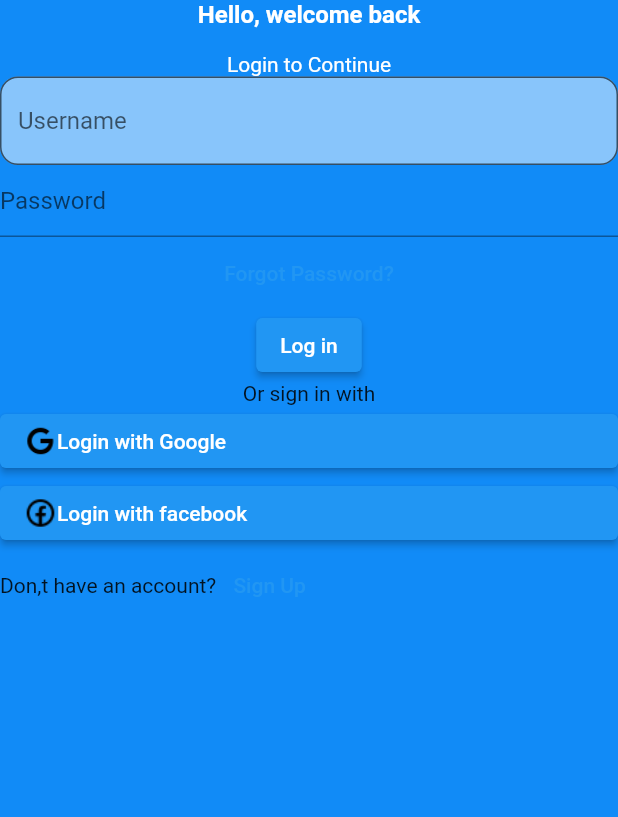
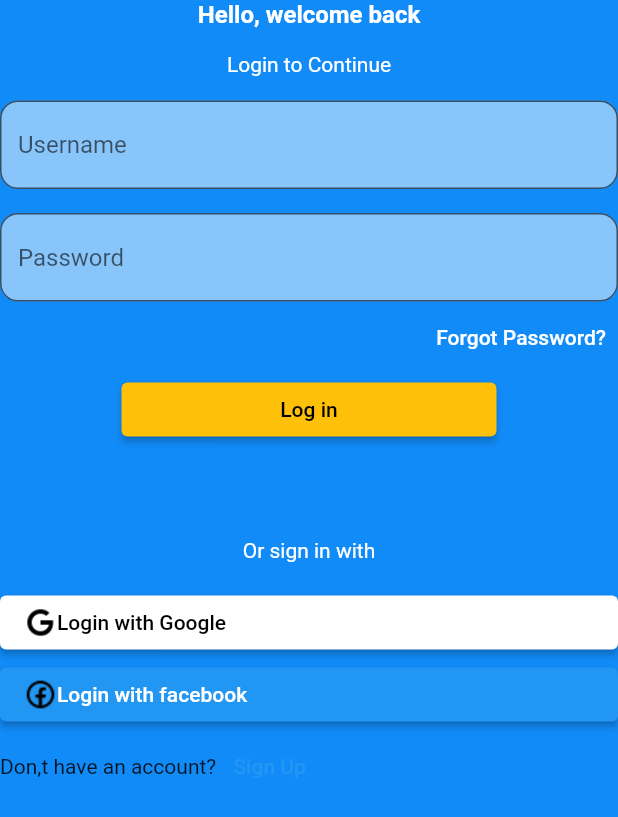
Before and after one commit to allan157/bluck, a Flutter app: the screen it shows after launch, on a phone screen of 412 x 824 dp. Shown: the top 817 px of the screen. Run offline on Flutter 3.47's test engine with Material 2 defaults, Android fonts, the phone set to English and light mode, and no system bars.

Commit message:
second commit

```diff
--- a/lib/login_page.dart
+++ b/lib/login_page.dart
@@ -1,3 +1,5 @@
+// ignore_for_file: prefer_const_constructors
+
 import 'package:flutter/material.dart';
 
 class LoginPage extends StatelessWidget {
@@ -22,6 +24,9 @@ class LoginPage extends StatelessWidget {
           'Login to Continue', style: TextStyle(
             color: Colors.white,
         ),),
+        SizedBox(
+          height: 16,
+        ),
         TextField(
           decoration: InputDecoration(
             hintText: 'Username',
@@ -33,14 +38,58 @@ class LoginPage extends StatelessWidget {
             fillColor: Colors.white.withOpacity(0.5),
             ),
         ),
+        SizedBox(
+          height: 16,
+        ),
         TextField(
           decoration: InputDecoration(
-            hintText: 'Password'),
+            hintText: 'Password',
+            border:OutlineInputBorder(
+              borderRadius: BorderRadius.all(Radius.circular(12),
+              ),
+              ),
+            filled: true,
+            fillColor: Colors.white.withOpacity(0.5),
+            ),
         ),
-        TextButton(onPressed: () {}, child: Text('Forgot Password?')),
-        ElevatedButton(onPressed: (){}, child: Text('Log in')),
-        Text('Or sign in with'),
-        ElevatedButton(onPressed: (){},
+
+        Align(
+          alignment: Alignment.centerRight,
+          child: TextButton(
+          onPressed: () {},
+          style:TextButton.styleFrom(
+            foregroundColor: Colors.white,
+          ),
+          child: Text('Forgot Password?')),
+        ),
+        SizedBox(
+          width: 250,
+          child: ElevatedButton(
+            onPressed: (){},
+            style: ElevatedButton.styleFrom(
+              backgroundColor: Colors.amber,
+              foregroundColor: Colors.black,
+            ),
+            child: Text('Log in')
+            ),
+        ),
+        SizedBox(
+          height: 62,
+        ),
+        Text('Or sign in with',
+        style: TextStyle(
+          color: Colors.white,
+        ),
+        ),
+        SizedBox(
+          height: 16,
+        ),
+        ElevatedButton(
+        onPressed: (){},
+        style: ElevatedButton.styleFrom(
+          backgroundColor: Colors.white,
+          foregroundColor: Colors.black,
+        ),
         child: Row(
           children: [
              Image.asset('assets/images/google.png',width: 22, height: 22,),
```
